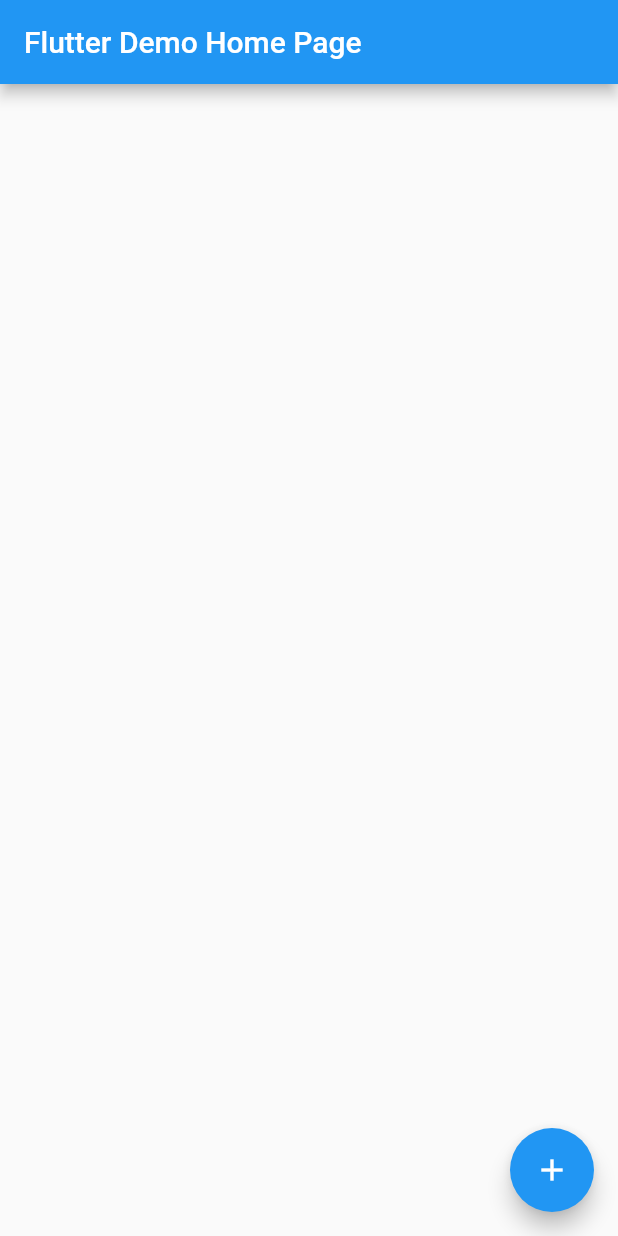
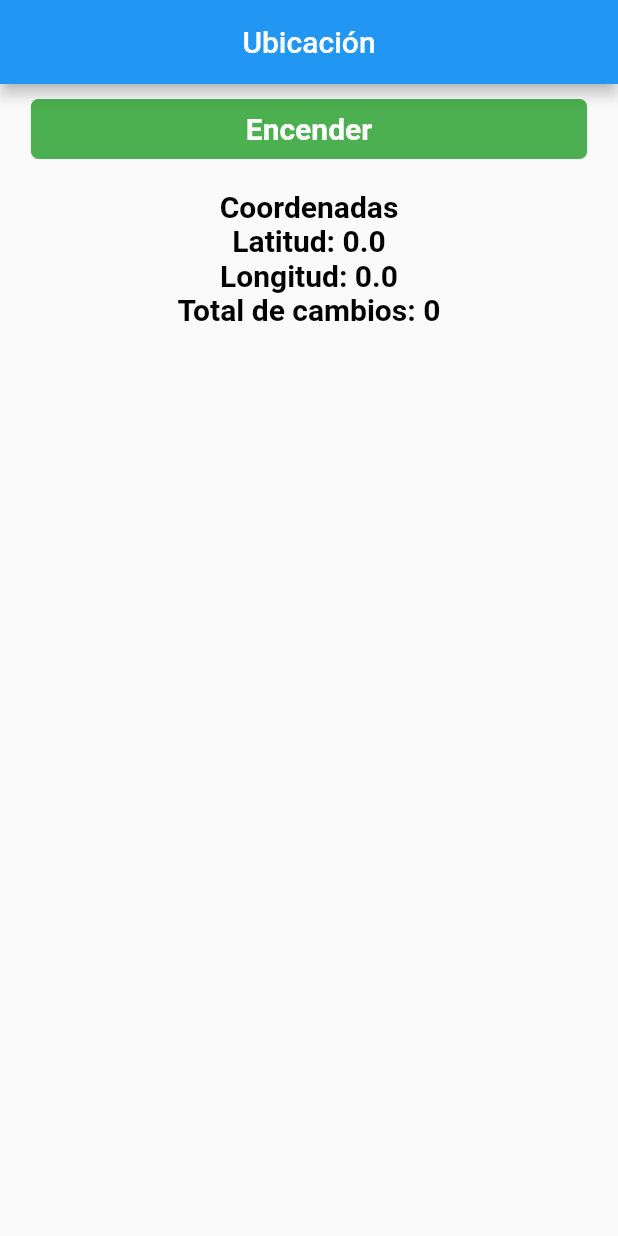
Before and after one commit to JonathanGalaviz/flutterlocation, a Flutter app: the screen it shows after launch, on a phone screen of 412 x 824 dp. Run offline on Flutter 3.47's test engine with Material 2 defaults, Android fonts, the phone set to English and light mode, and no system bars; our stand-ins replace dio; missing offline and left inert: flutter_background_geolocation.

Commit message:
new states were added

```diff
--- a/lib/main.dart
+++ b/lib/main.dart
@@ -33,10 +33,16 @@ class MyHomePage extends StatefulWidget {
 
 class _MyHomePageState extends State<MyHomePage> {
   @override
+  int cont = 0;
+  bool state = false;
+  bool _enabled;
+  bool _isMoving;
+  double lat = 0;
+  double lon = 0;
   void initState() {
     // TODO: implement initState
     super.initState();
-
+    cont = 0;
     ////
     // 1.  Listen to events (See docs for all 12 available events).
     //
@@ -44,8 +50,13 @@ class _MyHomePageState extends State<MyHomePage> {
     // Fired whenever a location is recorded
     bg.BackgroundGeolocation.onLocation((bg.Location location) {
       //print('[location] - $location');
-      sendCoords(location.coords.latitude, location.coords.longitude);
-      print("COORDENADAS");
+      sendCoordinates(location.coords.latitude, location.coords.longitude);
+      setState(() {
+        lat = location.coords.latitude;
+        lon = location.coords.longitude;
+        cont = cont + 1;
+      });
+      print("COORDENADAS de mi celular");
       print("${location.coords.latitude} ${location.coords.longitude}");
     });
 
@@ -64,10 +75,10 @@ class _MyHomePageState extends State<MyHomePage> {
     //
     bg.BackgroundGeolocation.ready(bg.Config(
             desiredAccuracy: bg.Config.DESIRED_ACCURACY_NAVIGATION,
-            distanceFilter: 1.0,
+            distanceFilter: 5.0,
             stopOnTerminate: false,
             startOnBoot: true,
-            debug: true,
+            debug: false,
             logLevel: bg.Config.LOG_LEVEL_VERBOSE,
             allowIdenticalLocations: false,
             stopTimeout: 10,
@@ -75,18 +86,22 @@ class _MyHomePageState extends State<MyHomePage> {
             disableStopDetection: true))
         .then((bg.State state) {
       if (!state.enabled) {
-        ////
-        // 3.  Start the plugin.
-        //
+        print("[ready] ${state.toMap()}");
+        setState(() {
+          _enabled = state.enabled;
+          _isMoving = state.isMoving;
+        });
         bg.BackgroundGeolocation.start();
       }
+    }).catchError((error) {
+      print('[ready] ERROR: $error');
     });
   }
 
-  sendCoords(lat, lng) async {
+  sendCoordinates(lat, lng) async {
     Response response;
     Dio dio = new Dio();
-    response = await dio.get("http://192.168.15.6:8000/api/coords",
+    response = await dio.get("http://cceo.io:8019/api/coords",
         queryParameters: {"lat": lat, "lng": lng});
 
     print("RESPONSE");
@@ -97,19 +112,99 @@ class _MyHomePageState extends State<MyHomePage> {
   Widget build(BuildContext context) {
     return Scaffold(
       appBar: AppBar(
-        title: Text(widget.title),
+        title: Text("Ubicación"),
+        centerTitle: true,
+        actions: <Widget>[
+          /*    Switch(
+              value: state,
+              onChanged: _onClickEnable
+          ),*/
+        ],
       ),
-      body: Center(
-        child: Column(
-          mainAxisAlignment: MainAxisAlignment.center,
-          children: <Widget>[],
+      body: SingleChildScrollView(
+        child: Center(
+          child: Column(
+            mainAxisAlignment: MainAxisAlignment.center,
+            crossAxisAlignment: CrossAxisAlignment.center,
+            children: <Widget>[
+              SizedBox(
+                height: 10,
+              ),
+              InkWell(
+                onTap: state
+                    ? () {
+                        setState(() {
+                          state = false;
+                        });
+                        _onClickEnable(state);
+                      }
+                    : () {
+                        setState(() {
+                          state = true;
+                        });
+                        _onClickEnable(state);
+                      },
+                child: Container(
+                  decoration: BoxDecoration(
+                      color: state ? Colors.red : Colors.green,
+                      borderRadius: BorderRadius.circular(5)),
+                  height: 40,
+                  width: MediaQuery.of(context).size.width * .9,
+                  child: Center(
+                      child: Text(
+                    state ? 'Apagar' : 'Encender',
+                    style: TextStyle(
+                        color: Colors.white,
+                        fontWeight: FontWeight.bold,
+                        fontSize: 20),
+                  )),
+                ),
+              ),
+              SizedBox(
+                height: 20,
+              ),
+              Container(
+                decoration:
+                    BoxDecoration(borderRadius: BorderRadius.circular(5)),
+                width: MediaQuery.of(context).size.width * .9,
+                child: Center(
+                    child: Text(
+                  "Coordenadas\nLatitud: $lat\nLongitud: $lon\nTotal de cambios: $cont",
+                  style: TextStyle(
+                      color: Colors.black,
+                      fontWeight: FontWeight.bold,
+                      fontSize: 20),
+                  textAlign: TextAlign.center,
+                )),
+              )
+            ],
+          ),
         ),
-      ),
-      floatingActionButton: FloatingActionButton(
-        onPressed: null,
-        tooltip: 'Increment',
-        child: Icon(Icons.add),
       ),
     );
   }
+
+  void _onClickEnable(enabled) {
+    if (enabled) {
+      // Reset odometer.
+      bg.BackgroundGeolocation.start().then((bg.State state) {
+        print('iniciando [start] success $state');
+        setState(() {
+          _enabled = state.enabled;
+          _isMoving = state.isMoving;
+        });
+      }).catchError((error) {
+        print('[start] ERROR: $error');
+      });
+    } else {
+      bg.BackgroundGeolocation.stop().then((bg.State state) {
+        print('detenido [stop] success: $state');
+
+        setState(() {
+          _enabled = state.enabled;
+          _isMoving = state.isMoving;
+        });
+      });
+    }
+  }
 }
```
Also changed, not shown: 1 other file.
